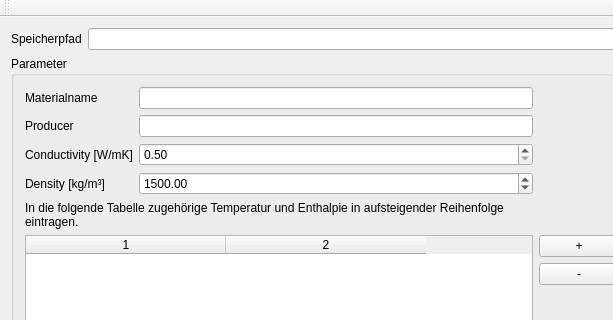
Arombolosh/PCMMaterialGenerator, file PCMMaterialGenerator/src/MainWindow.ui: the form before one commit; both pictures show x 0 to 613 and y 0 to 320 of the 730 by 568 pixel window.
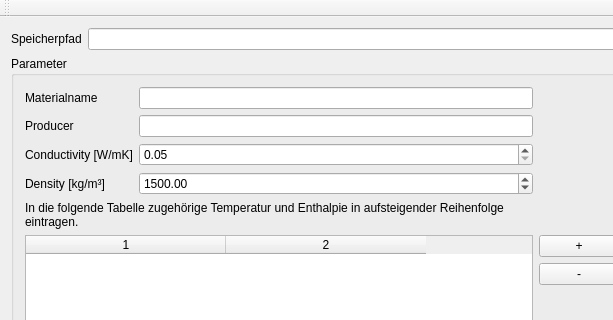
The form after the commit.

Commit message: double spin box conductivity adjustment

Diff of the .ui file:
```diff
--- a/PCMMaterialGenerator/src/MainWindow.ui
+++ b/PCMMaterialGenerator/src/MainWindow.ui
@@ -68,7 +68,7 @@
        <item row="2" column="1">
         <widget class="QDoubleSpinBox" name="doubleSpinBox_Lambda">
          <property name="minimum">
-          <double>0.500000000000000</double>
+          <double>0.050000000000000</double>
          </property>
          <property name="maximum">
           <double>1000.000000000000000</double>
```
Left out of the diff: 3 changed lines with no effect on the pictures. The commit also changes 3 other files.
